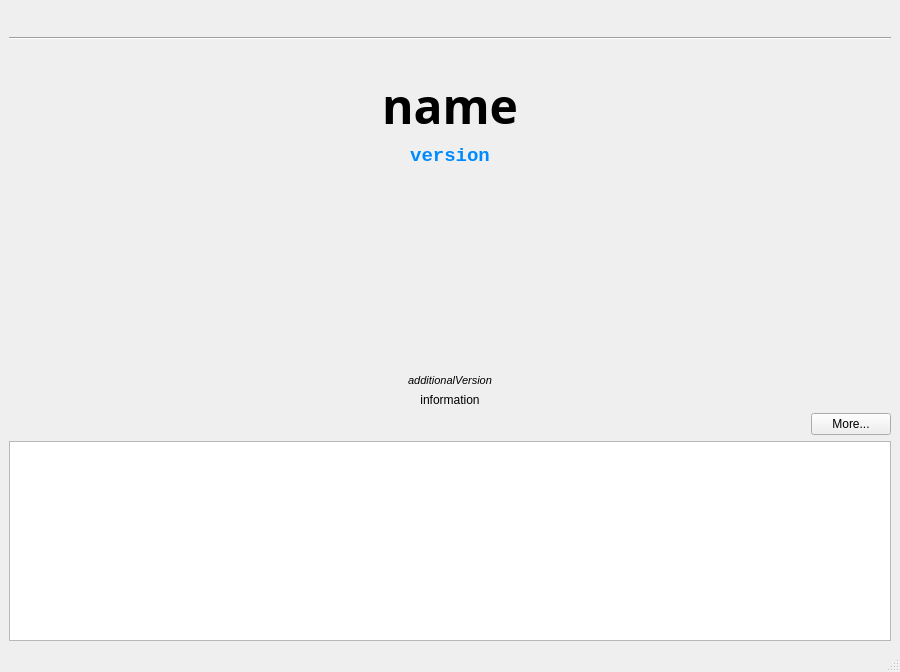
The window that OTModules/OTGeneric/wabout.ui (pietr26/OMSI-Tools) describes before a commit, drawn with Qt 5.
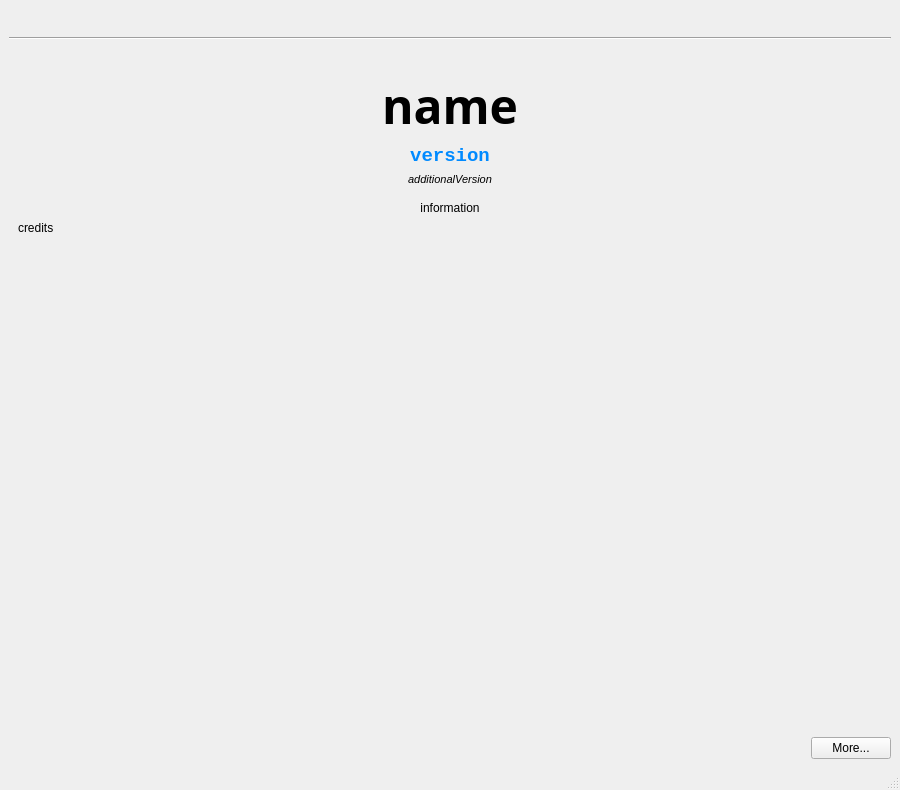
The same window after the commit. Icons and pictures are not drawn.

Commit message: Updated about dialog

```diff
--- a/OTModules/OTGeneric/wabout.ui
+++ b/OTModules/OTGeneric/wabout.ui
@@ -7,7 +7,7 @@
     <x>0</x>
     <y>0</y>
     <width>900</width>
-    <height>672</height>
+    <height>790</height>
    </rect>
   </property>
   <property name="minimumSize">
@@ -196,20 +196,7 @@
      </widget>
     </item>
     <item>
-     <spacer name="verticalSpacer">
-      <property name="orientation">
-       <enum>Qt::Vertical</enum>
-      </property>
-      <property name="sizeHint" stdset="0">
-       <size>
-        <width>20</width>
-        <height>40</height>
-       </size>
-      </property>
-     </spacer>
-    </item>
-    <item>
-     <widget class="QLabel" name="lbladditionalVersion">
+     <widget class="QLabel" name="lblAdditionalVersion">
       <property name="font">
        <font>
         <family>Segoe UI</family>
@@ -238,6 +225,24 @@
      </widget>
     </item>
     <item>
+     <widget class="QScrollArea" name="scrollArea">
+      <property name="frameShape">
+       <enum>QFrame::NoFrame</enum>
+      </property>
+      <property name="widgetResizable">
+       <bool>true</bool>
+      </property>
+      <widget class="QWidget" name="scrollAreaWidgetContents">
+       <property name="geometry">
+        <rect>
+         <x>0</x>
+         <y>0</y>
+         <width>880</width>
+         <height>313</height>
+        </rect>
+       </property>
+       <layout class="QVBoxLayout" name="verticalLayout_2">
+        <item>
      <widget class="QLabel" name="lblInformation">
       <property name="text">
        <string notr="true">information</string>
@@ -260,6 +265,45 @@
      </widget>
     </item>
     <item>
+         <widget class="QLabel" name="lblCredits">
+          <property name="text">
+           <string notr="true">credits</string>
+          </property>
+          <property name="textFormat">
+           <enum>Qt::RichText</enum>
+          </property>
+          <property name="alignment">
+           <set>Qt::AlignLeading|Qt::AlignLeft|Qt::AlignVCenter</set>
+          </property>
+          <property name="wordWrap">
+           <bool>true</bool>
+          </property>
+          <property name="openExternalLinks">
+           <bool>true</bool>
+          </property>
+          <property name="textInteractionFlags">
+           <set>Qt::TextBrowserInteraction</set>
+          </property>
+         </widget>
+        </item>
+        <item>
+         <spacer name="verticalSpacer">
+          <property name="orientation">
+           <enum>Qt::Vertical</enum>
+          </property>
+          <property name="sizeHint" stdset="0">
+           <size>
+            <width>20</width>
+            <height>40</height>
+           </size>
+          </property>
+         </spacer>
+        </item>
+       </layout>
+      </widget>
+     </widget>
+    </item>
+    <item>
      <layout class="QHBoxLayout" name="horizontalLayout_3">
       <item>
        <spacer name="horizontalSpacer_4">
@@ -283,13 +327,6 @@
       </item>
      </layout>
     </item>
-    <item>
-     <widget class="QTextEdit" name="teedAbout">
-      <property name="readOnly">
-       <bool>true</bool>
-      </property>
-     </widget>
-    </item>
    </layout>
   </widget>
   <widget class="QMenuBar" name="menubar">
```
Lines whose indentation alone changed are shown as unchanged. The commit also changes 8 other files.
